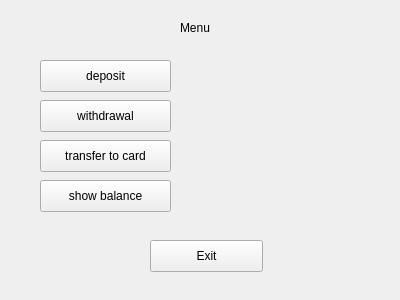
Before: the Qt Designer form ATM/menuform.ui in yarchiT/ATM_banking, drawn with Qt 5.
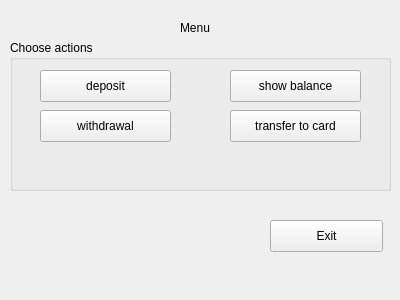
After: the same form once the commit is applied.

The edit to the form file:
```diff
--- a/ATM/menuform.ui
+++ b/ATM/menuform.ui
@@ -22,15 +22,46 @@
      <height>16</height>
     </rect>
    </property>
+   <property name="autoFillBackground">
+    <bool>false</bool>
+   </property>
    <property name="text">
     <string>Menu</string>
    </property>
+   <property name="scaledContents">
+    <bool>false</bool>
+   </property>
   </widget>
+  <widget class="QPushButton" name="exit">
+   <property name="geometry">
+    <rect>
+     <x>270</x>
+     <y>220</y>
+     <width>113</width>
+     <height>32</height>
+    </rect>
+   </property>
+   <property name="text">
+    <string>Exit</string>
+   </property>
+  </widget>
+  <widget class="QGroupBox" name="chooseActions">
+   <property name="geometry">
+    <rect>
+     <x>10</x>
+     <y>40</y>
+     <width>381</width>
+     <height>151</height>
+    </rect>
+   </property>
+   <property name="title">
+    <string>Choose actions</string>
+   </property>
   <widget class="QPushButton" name="deposit">
    <property name="geometry">
     <rect>
-     <x>40</x>
-     <y>60</y>
+      <x>30</x>
+      <y>30</y>
      <width>131</width>
      <height>32</height>
     </rect>
@@ -42,8 +73,8 @@
   <widget class="QPushButton" name="withdrawal">
    <property name="geometry">
     <rect>
-     <x>40</x>
-     <y>100</y>
+      <x>30</x>
+      <y>70</y>
      <width>131</width>
      <height>32</height>
     </rect>
@@ -55,8 +86,8 @@
   <widget class="QPushButton" name="transferToCard">
    <property name="geometry">
     <rect>
-     <x>40</x>
-     <y>140</y>
+      <x>220</x>
+      <y>70</y>
      <width>131</width>
      <height>32</height>
     </rect>
@@ -68,8 +99,8 @@
   <widget class="QPushButton" name="showBalance">
    <property name="geometry">
     <rect>
-     <x>40</x>
-     <y>180</y>
+      <x>220</x>
+      <y>30</y>
      <width>131</width>
      <height>32</height>
     </rect>
@@ -78,17 +109,29 @@
     <string>show balance</string>
    </property>
   </widget>
-  <widget class="QPushButton" name="exit">
+  </widget>
+  <widget class="QLabel" name="cardLabel">
    <property name="geometry">
     <rect>
-     <x>150</x>
-     <y>240</y>
-     <width>113</width>
-     <height>32</height>
+     <x>20</x>
+     <y>10</y>
+     <width>141</width>
+     <height>16</height>
     </rect>
    </property>
+   <property name="font">
+    <font>
+     <pointsize>14</pointsize>
+    </font>
+   </property>
+   <property name="autoFillBackground">
+    <bool>false</bool>
+   </property>
    <property name="text">
-    <string>Exit</string>
+    <string/>
+   </property>
+   <property name="scaledContents">
+    <bool>false</bool>
    </property>
   </widget>
  </widget>
```
Lines whose indentation alone changed are shown as unchanged.
